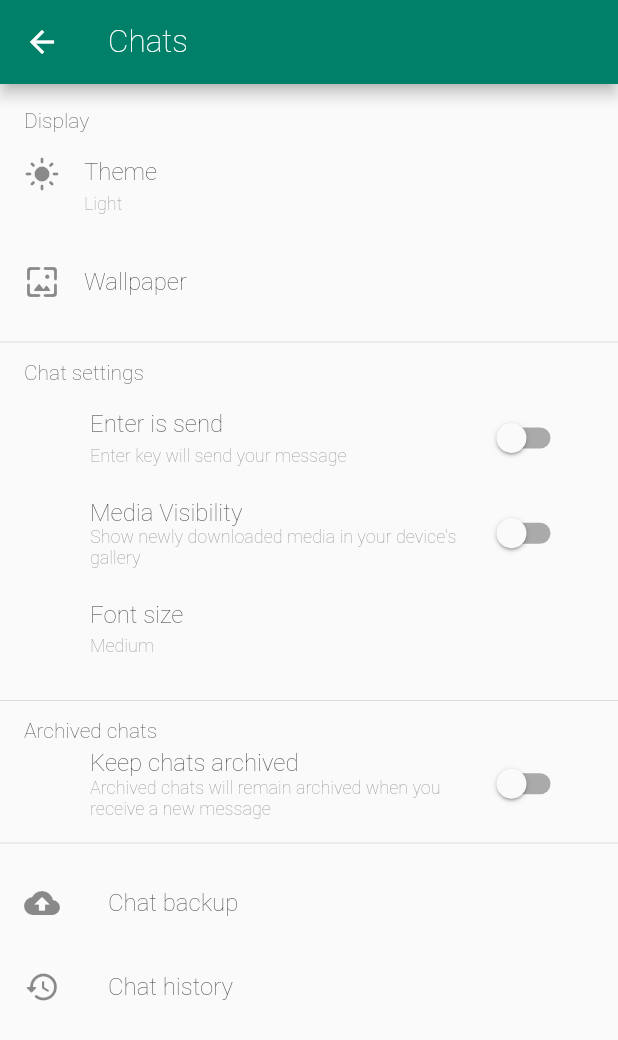
After one commit to KanmaChizea/whatsapp_ui_clone, a Flutter app: the ChatsScreen screen opened by its route, on a phone screen of 412 x 824 dp. The commit adds this screen. Shown: the top 1040 px of the screen. Run offline on Flutter 3.47's test engine with Material 2 defaults, Android fonts, the phone set to English and light mode, and no system bars; our stand-ins replace flutter_bloc.

Commit message:
chats screen implemented

```diff
--- a/lib/core/constants/colors.dart
+++ b/lib/core/constants/colors.dart
@@ -9,3 +9,4 @@ const checkmarkBlue = Color(0xff4fb6ec);
 const chatBg = Color(0xffebe5de);
 const grey = Color(0xffd9d9d9);
 const darkGrey = Color(0xff465a65);
+const red = Color(0xffe6093d);
--- a/lib/core/routes/routes.dart
+++ b/lib/core/routes/routes.dart
@@ -1,9 +1,16 @@
 import 'package:flutter/material.dart';
 import 'package:whatsapp_ui_clone/core/constants/colors.dart';
 import 'package:whatsapp_ui_clone/home/screens/home.dart';
-import 'package:whatsapp_ui_clone/settings/screens/settings_screen.dart';
+import 'package:whatsapp_ui_clone/settings/screens/chats/chats_screen.dart';
 
-import '../../settings/screens/account_screen.dart';
+import '../../settings/screens/account/account_screen.dart';
+import '../../settings/screens/account/change_number_screen.dart';
+import '../../settings/screens/account/delete_account_screen.dart';
+import '../../settings/screens/account/privacy_screen.dart';
+import '../../settings/screens/account/request_account_info_screen.dart';
+import '../../settings/screens/account/security_screen.dart';
+import '../../settings/screens/account/two_step_verification_screen.dart';
+import '../../settings/screens/settings_screen.dart';
 
 class Routes {
   static Route onGenerateRoute(RouteSettings settings) {
@@ -20,7 +27,8 @@ class Routes {
       // case 'select contact':
       case 'account':
         return MaterialPageRoute(builder: (context) => const AccountScreen());
-      // case 'chats':
+      case 'chats':
+        return MaterialPageRoute(builder: (context) => const ChatsScreen());
       // case 'notifications':
       // case 'storage and data':
       // case 'help':
@@ -28,12 +36,22 @@ class Routes {
       // case 'manage storage':
       // case 'network usage':
       // case 'backup':
-      // case 'privacy':
-      // case 'security':
-      // case 'verification':
-      // case 'change no':
-      // case 'account info':
-      // case 'delete account':
+      case 'privacy':
+        return MaterialPageRoute(builder: (context) => const PrivacyScreen());
+      case 'security':
+        return MaterialPageRoute(builder: (context) => const SecurityScreen());
+      case 'verification':
+        return MaterialPageRoute(
+            builder: (context) => const TwoStepVerificationScreen());
+      case 'change no':
+        return MaterialPageRoute(
+            builder: (context) => const ChangeNumberScreen());
+      case 'account info':
+        return MaterialPageRoute(
+            builder: (context) => const RequestAccountInfoScreen());
+      case 'delete account':
+        return MaterialPageRoute(
+            builder: (context) => const DeleteAccountScreen());
 
       default:
         return _errorPage();
--- a/lib/core/theme/light_theme.dart
+++ b/lib/core/theme/light_theme.dart
@@ -1,5 +1,4 @@
 import 'package:flutter/material.dart';
-import 'package:flutter/services.dart';
 import 'package:whatsapp_ui_clone/core/constants/colors.dart';
 
 ThemeData lightTheme = ThemeData(
@@ -14,10 +13,15 @@ ThemeData lightTheme = ThemeData(
         unselectedLabelColor: grey,
         overlayColor: MaterialStateProperty.all(white.withOpacity(0.2)),
         labelPadding: EdgeInsets.zero,
-        labelStyle: const TextStyle(fontSize: 15, fontWeight: FontWeight.w400),
+        labelStyle: const TextStyle(fontSize: 15, fontWeight: FontWeight.w500),
         unselectedLabelStyle:
-            const TextStyle(fontSize: 15, fontWeight: FontWeight.w300)),
+            const TextStyle(fontSize: 15, fontWeight: FontWeight.w400)),
     textTheme: const TextTheme(
         bodyText1: TextStyle(fontSize: 20, fontWeight: FontWeight.w200),
         bodyText2: TextStyle(fontSize: 16, fontWeight: FontWeight.w200),
-        caption: TextStyle(fontSize: 12, fontWeight: FontWeight.w200)));
+        caption: TextStyle(fontSize: 12, fontWeight: FontWeight.w200)),
+    elevatedButtonTheme: ElevatedButtonThemeData(
+        style: ButtonStyle(
+      backgroundColor: MaterialStateProperty.all(lightTealGreen),
+      foregroundColor: MaterialStateProperty.all(white),
+    )));
--- /dev/null
+++ b/lib/core/widgets/bullet_list.dart
@@ -0,0 +1,18 @@
+import 'package:flutter/material.dart';
+
+class BulletListItem extends StatelessWidget {
+  final String item;
+  const BulletListItem({
+    Key? key,
+    required this.item,
+  }) : super(key: key);
+
+  @override
+  Widget build(BuildContext context) {
+    return Padding(
+      padding: const EdgeInsets.only(bottom: 4.0),
+      child: Text("${String.fromCharCode(8226)} $item",
+          style: Theme.of(context).textTheme.caption),
+    );
+  }
+}
--- /dev/null
+++ b/lib/settings/screens/account/change_number_screen.dart
@@ -0,0 +1,52 @@
+import 'package:flutter/material.dart';
+import 'package:whatsapp_ui_clone/core/constants/others.dart';
+
+
+class ChangeNumberScreen extends StatelessWidget {
+  const ChangeNumberScreen({Key? key}) : super(key: key);
+
+  @override
+  Widget build(BuildContext context) {
+    return Scaffold(
+      appBar: AppBar(title: const Text('Change number')),
+      body: Padding(
+        padding: kPadding,
+        child: Column(
+          children: [
+            const SizedBox(height: 16),
+            CircleAvatar(
+                radius: 60,
+                backgroundColor: Colors.greenAccent.withOpacity(0.4),
+                child: Row(
+                  mainAxisAlignment: MainAxisAlignment.center,
+                  children: const [
+                    Icon(Icons.sim_card_rounded,
+                        color: Color(0xff06ce9d), size: 40),
+                    Icon(Icons.more_horiz_rounded,
+                        color: Color(0xff06ce9d), size: 30),
+                    Icon(Icons.sim_card_rounded,
+                        color: Color(0xff06ce9d), size: 40),
+                  ],
+                )),
+            const SizedBox(height: 24),
+            Text(
+                "Changing your phone number will migrate your account info, groups & settings",
+                style: Theme.of(context).textTheme.bodyText2),
+            const SizedBox(height: 12),
+            Text(
+              "Before proceeding, please confirm that you are able to receive SMS or calls at your new number",
+              style: Theme.of(context).textTheme.caption,
+            ),
+            const SizedBox(height: 12),
+            Text(
+              "If you have bpth a new phone & a new number, first change your number on your old phone",
+              style: Theme.of(context).textTheme.caption,
+            ),
+            const Spacer(),
+            ElevatedButton(onPressed: () {}, child: const Text('NEXT'))
+          ],
+        ),
+      ),
+    );
+  }
+}
--- /dev/null
+++ b/lib/settings/screens/chats/chats_screen.dart
@@ -0,0 +1,95 @@
+import 'package:flutter/material.dart';
+import 'package:whatsapp_ui_clone/core/constants/others.dart';
+import 'package:whatsapp_ui_clone/settings/widgets/settings_header.dart';
+
+class ChatsScreen extends StatelessWidget {
+  const ChatsScreen({Key? key}) : super(key: key);
+
+  @override
+  Widget build(BuildContext context) {
+    return Scaffold(
+      appBar: AppBar(title: const Text('Chats')),
+      body: SingleChildScrollView(
+          child: Column(
+        crossAxisAlignment: CrossAxisAlignment.start,
+        children: [
+          const Padding(
+            padding: EdgeInsets.only(left: 16, top: 16),
+            child: SettingsHeader(title: 'Display'),
+          ),
+          ListTile(
+              minLeadingWidth: 0,
+              leading: const Icon(Icons.light_mode_rounded),
+              title:
+                  Text('Theme', style: Theme.of(context).textTheme.bodyText2),
+              subtitle:
+                  Text('Light', style: Theme.of(context).textTheme.caption)),
+          ListTile(
+              minLeadingWidth: 0,
+              leading: const Icon(Icons.wallpaper_rounded),
+              title: Text('Wallpaper',
+                  style: Theme.of(context).textTheme.bodyText2)),
+          const Divider(height: 24),
+          const Padding(
+            padding: EdgeInsets.only(left: 16),
+            child: SettingsHeader(title: 'Chat settings'),
+          ),
+          Padding(
+            padding: EdgeInsets.only(left: 44, right: 16),
+            child: Column(
+              children: [
+                ListTile(
+                    title: Text('Enter is send',
+                        style: Theme.of(context).textTheme.bodyText2),
+                    subtitle: Text('Enter key will send your message',
+                        style: Theme.of(context).textTheme.caption),
+                    trailing: Switch(value: false, onChanged: (_) {})),
+                ListTile(
+                    title: Text('Media Visibility',
+                        style: Theme.of(context).textTheme.bodyText2),
+                    subtitle: Text(
+                        'Show newly downloaded media in your device\'s gallery',
+                        style: Theme.of(context).textTheme.caption),
+                    trailing: Switch(value: false, onChanged: (_) {})),
+                ListTile(
+                  title: Text('Font size',
+                      style: Theme.of(context).textTheme.bodyText2),
+                  subtitle: Text('Medium',
+                      style: Theme.of(context).textTheme.caption),
+                )
+              ],
+            ),
+          ),
+          const Divider(height: 24),
+          const Padding(
+            padding: EdgeInsets.only(left: 16),
+            child: SettingsHeader(title: 'Archived chats'),
+          ),
+          Padding(
+              padding: const EdgeInsets.only(left: 44, right: 16),
+              child: Column(children: [
+                ListTile(
+                    title: Text('Keep chats archived',
+                        style: Theme.of(context).textTheme.bodyText2),
+                    subtitle: Text(
+                        'Archived chats will remain archived when you receive a new message',
+                        style: Theme.of(context).textTheme.caption),
+                    trailing: Switch(value: false, onChanged: (_) {})),
+              ])),
+          const Divider(height: 24),
+          ListTile(
+            leading: const Icon(Icons.cloud_upload_rounded),
+            title: Text('Chat backup',
+                style: Theme.of(context).textTheme.bodyText2),
+          ),
+          ListTile(
+            leading: const Icon(Icons.history_rounded),
+            title: Text('Chat history',
+                style: Theme.of(context).textTheme.bodyText2),
+          ),
+          const SizedBox(height: 20)
+        ],
+      )),
+    );
+  }
+}
--- /dev/null
+++ b/lib/settings/widgets/settings_header.dart
@@ -0,0 +1,17 @@
+import 'package:flutter/material.dart';
+
+class SettingsHeader extends StatelessWidget {
+  const SettingsHeader({
+    Key? key,
+    required this.title,
+  }) : super(key: key);
+  final String title;
+
+  @override
+  Widget build(BuildContext context) {
+    return Text(
+      title,
+      style: Theme.of(context).textTheme.bodyText2?.copyWith(fontSize: 14),
+    );
+  }
+}
--- /dev/null
+++ b/lib/settings/widgets/settings_list_tile.dart
@@ -0,0 +1,22 @@
+import 'package:flutter/material.dart';
+
+import 'package:whatsapp_ui_clone/settings/data/model/privacy_model.dart';
+
+class SettingsListTile extends StatelessWidget {
+  const SettingsListTile({
+    Key? key,
+    required this.privacyModel,
+  }) : super(key: key);
+  final PrivacyModel privacyModel;
+
+  @override
+  Widget build(BuildContext context) {
+    return ListTile(
+      title: Text(privacyModel.title,
+          style: Theme.of(context).textTheme.bodyText2),
+      subtitle: Text(privacyModel.subtitle,
+          style: Theme.of(context).textTheme.caption?.copyWith(fontSize: 13)),
+      trailing: privacyModel.trailing,
+    );
+  }
+}
```
Also changed, not shown: lib/settings/data/constants.dart (+32 -7 lines), lib/settings/data/model/privacy_model.dart (added, +12 -0 lines), lib/settings/screens/account/delete_account_screen.dart (added, +112 -0 lines), lib/settings/screens/account/privacy_screen.dart (added, +55 -0 lines), lib/settings/screens/account/request_account_info_screen.dart (added, +46 -0 lines), lib/settings/screens/account/security_screen.dart (added, +86 -0 lines), lib/settings/screens/account/two_step_verification_screen.dart (added, +80 -0 lines), lib/settings/widgets/custom_listtile.dart (added, +38 -0 lines), lib/settings/screens/account/account_screen.dart (renamed from lib/settings/screens/account_screen.dart).
